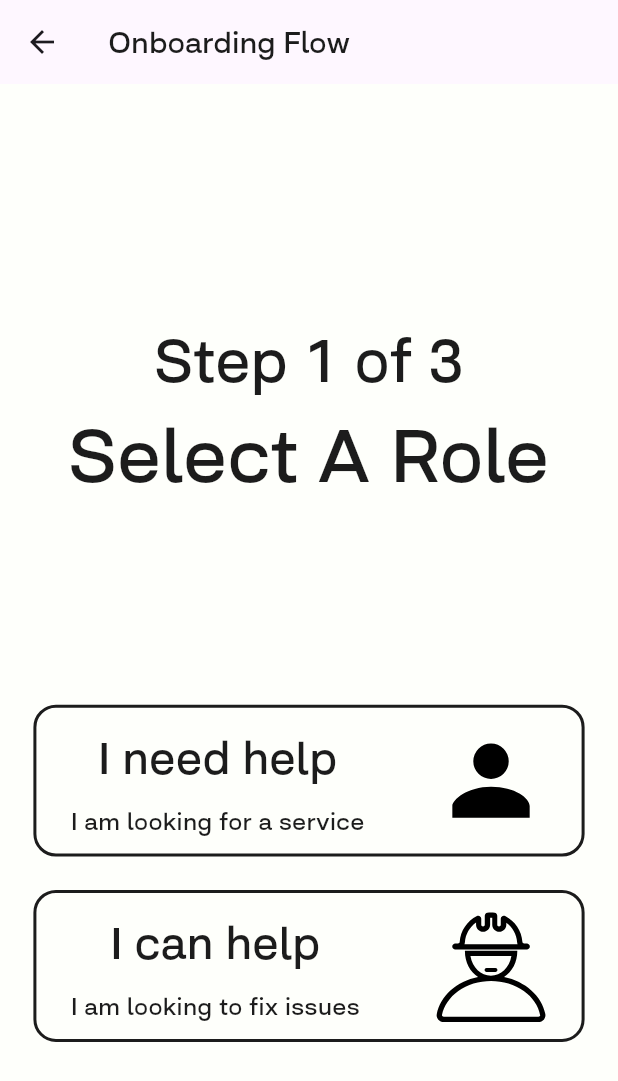
After one commit to Odhran7/tradeful_app, a Flutter app: the OnboardingOnePage screen opened by its route, on a phone screen of 412 x 824 dp. The commit adds this screen. Shown: the top 1081 px of the screen. Run offline on Flutter 3.47's test engine with Material 2 defaults, Android fonts, the phone set to English and light mode, and no system bars; our stand-ins replace flutter_svg, get.

Commit message:
onboarding first page

```diff
--- a/lib/pages/home/main_home_page.dart
+++ b/lib/pages/home/main_home_page.dart
@@ -1,6 +1,8 @@
 import 'package:flutter/cupertino.dart';
 import 'package:flutter/material.dart';
 import 'package:flutter_svg/flutter_svg.dart';
+import 'package:get/get.dart';
+import 'package:tradeful_app/pages/onboarding/onboardingOnePage.dart';
 import 'package:tradeful_app/widgets/alternating_text_widget.dart';
 import 'package:tradeful_app/widgets/app_column.dart';
 import 'package:tradeful_app/widgets/big_text.dart';
@@ -49,7 +51,10 @@ class MainAppPage extends StatelessWidget {
         mainAxisAlignment: MainAxisAlignment.spaceAround,
         children: [
           _logo(),
-          _getStartedBody(tradesPeople: tradesPeople, textListTrades: textListTrades, textListPlaces: textListPlaces),
+          _getStartedBody(
+              tradesPeople: tradesPeople,
+              textListTrades: textListTrades,
+              textListPlaces: textListPlaces),
         ],
       ),
       bottomNavigationBar: _getStartedButton(),
@@ -73,7 +78,10 @@ class _getStartedBody extends StatelessWidget {
   Widget build(BuildContext context) {
     return Column(
       children: [
-        BigText(text: "Our Tradespeople", size: 40,),
+        BigText(
+          text: "Our Tradespeople",
+          size: 40,
+        ),
         Container(
             height: 200,
             margin: EdgeInsets.only(
@@ -84,8 +92,9 @@ class _getStartedBody extends StatelessWidget {
               border: Border.all(color: AppColors.mainColor, width: 2.0),
               borderRadius: BorderRadius.circular(15),
             ),
-            child: AutoScrollingListView(tradesPeople: tradesPeople,)
-            ),
+            child: AutoScrollingListView(
+              tradesPeople: tradesPeople,
+            )),
         Container(
             padding: EdgeInsets.only(
                 top: Dimensions.height30,
@@ -148,7 +157,11 @@ class _getStartedButton extends StatelessWidget {
 
   @override
   Widget build(BuildContext context) {
-    return Container(
+    return GestureDetector(
+      onTap: () {
+        Get.to(() => OnboardingOnePage());
+      },
+      child: Container(
         height: 100,
         margin: EdgeInsets.only(
             left: Dimensions.width30,
@@ -168,6 +181,7 @@ class _getStartedButton extends StatelessWidget {
           color: AppColors.mainColor,
           borderRadius: BorderRadius.circular(25),
         ),
+      ),
     );
   }
 }
--- /dev/null
+++ b/lib/pages/onboarding/onboardingOnePage.dart
@@ -0,0 +1,66 @@
+import 'package:flutter/cupertino.dart';
+import 'package:flutter/material.dart';
+import 'package:flutter_svg/svg.dart';
+import 'package:tradeful_app/widgets/onboardingIconWidget.dart';
+import '../../utils/Dimensions.dart';
+import '../../utils/colors.dart';
+import '../../widgets/big_text.dart';
+import '../../widgets/small_text.dart';
+
+class OnboardingOnePage extends StatelessWidget {
+  const OnboardingOnePage({super.key});
+
+  @override
+  Widget build(BuildContext context) {
+    return Scaffold(
+        backgroundColor: AppColors.textColor,
+        appBar: AppBar(
+          title: BigText(text: "Onboarding Flow"),
+        ),
+        body: _onboardingOneBody());
+  }
+}
+
+class _onboardingOneBody extends StatelessWidget {
+  const _onboardingOneBody({
+    super.key,
+  });
+
+  @override
+  Widget build(BuildContext context) {
+    return Column(
+      mainAxisAlignment: MainAxisAlignment.spaceEvenly,
+      crossAxisAlignment: CrossAxisAlignment.center,
+      children: [
+        Container(
+          margin: EdgeInsets.only(top: Dimensions.height100),
+          width: double.infinity,
+          child: Column(
+            children: [
+              BigText(
+                text: "Step 1 of 3",
+                size: 40,
+              ),
+              BigText(
+                text: "Select A Role",
+                size: 50,
+              ),
+            ],
+          ),
+        ),
+        Column(
+          children: [
+            OnbaordingIconWidget(
+                mainTitle: "I need help",
+                subtitle: "I am looking for a service",
+                svgPath: "assets/images/customer.svg"),
+            OnbaordingIconWidget(
+                mainTitle: "I can help",
+                subtitle: "I am looking to fix issues",
+                svgPath: "assets/images/tradesperson.svg"),
+          ],
+        ),
+      ],
+    );
+  }
+}
--- a/lib/routes/route_helper.dart
+++ b/lib/routes/route_helper.dart
@@ -1,17 +1,24 @@
 import 'package:get/get.dart';
+import 'package:tradeful_app/pages/onboarding/onboardingOnePage.dart';
 import '../pages/home/main_home_page.dart';
 
 class RouteHelper {
   static const String initial = '/';
+  static const String onboardingOne = '/onboarding-one';
 
   // Initial Routes
 
   static String getInitial() => '$initial';
+  static String getOnboardingOne() => '$onboardingOne';
 
   static List<GetPage> routes = [
     GetPage(
       name: initial,
       page: () => MainAppPage(),
     ),
+    GetPage(
+      name: onboardingOne,
+      page: () => OnboardingOnePage(),
+    ),
   ];
 }
--- a/lib/widgets/big_text.dart
+++ b/lib/widgets/big_text.dart
@@ -20,8 +20,6 @@ class BigText extends StatelessWidget {
     return Text(
       text,
       textAlign: TextAlign.center,
-      // maxLines: 1,
-      // overflow: overflow,
       style: TextStyle(
         color: color,
         fontFamily: 'Salma Pro',
--- /dev/null
+++ b/lib/widgets/onboardingIconWidget.dart
@@ -0,0 +1,55 @@
+import 'package:flutter/cupertino.dart';
+import 'package:flutter_svg/svg.dart';
+import 'package:tradeful_app/widgets/big_text.dart';
+import 'package:tradeful_app/widgets/small_text.dart';
+import '../utils/Dimensions.dart';
+import '../utils/colors.dart';
+
+class OnbaordingIconWidget extends StatelessWidget {
+  final String mainTitle;
+  final String subtitle;
+  final String svgPath;
+
+  const OnbaordingIconWidget(
+      {super.key,
+      required this.mainTitle,
+      required this.subtitle,
+      required this.svgPath});
+
+  @override
+  Widget build(BuildContext context) {
+    return Container(
+        margin: EdgeInsets.only(
+            left: Dimensions.width60,
+            right: Dimensions.width60,
+            top: Dimensions.height30,
+            bottom: Dimensions.height30),
+        padding: EdgeInsets.only(
+            left: Dimensions.width30,
+            right: Dimensions.width30,
+            top: Dimensions.height30,
+            bottom: Dimensions.height30),
+        decoration: BoxDecoration(
+          border: Border.all(color: AppColors.mainColor, width: 2.0),
+          borderRadius: BorderRadius.circular(15),
+        ),
+        child: Row(
+          mainAxisAlignment: MainAxisAlignment.spaceBetween,
+          children: [
+            Column(
+              children: [
+                BigText(text: mainTitle, size: 30),
+                SizedBox(height: Dimensions.height15),
+                SmallText(text: subtitle, size: 16)
+              ],
+            ),
+            Container(
+                child: SvgPicture.asset(
+              svgPath,
+              height: 75,
+              width: 75,
+            ))
+          ],
+        ));
+  }
+}
```
Also changed, not shown: assets/images/customer.svg (added), assets/images/tradesperson.svg (added), 1 other file. Lines whose indentation alone changed are shown as unchanged.
